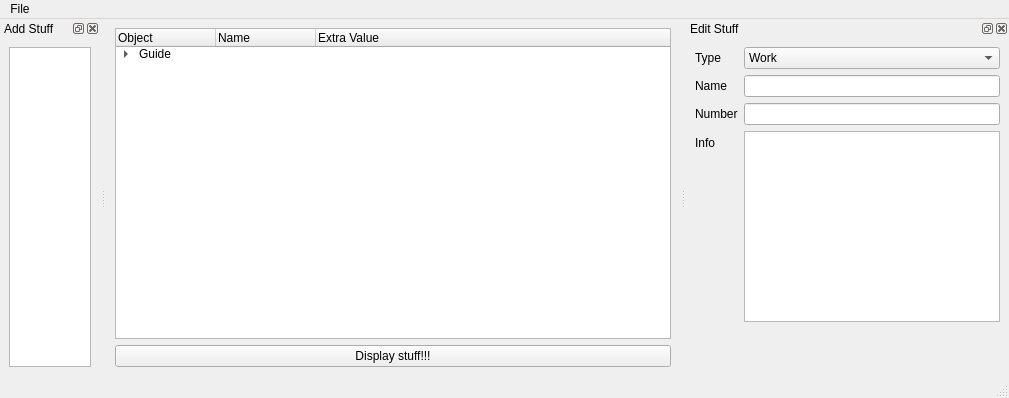
The window that StudyGuide/creator/Creator.ui (JesseRobot01/PlanGuidePlanner) describes before a commit, drawn with Qt 5.
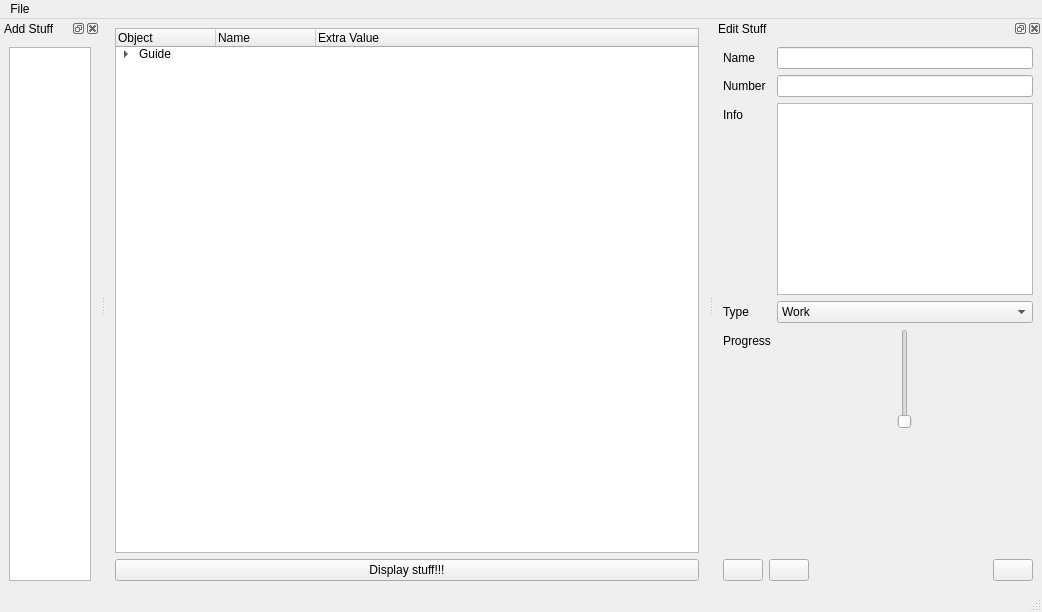
The same window after the commit. Icons and pictures are not drawn.

Commit message: Creator Improvements, Added delete button and scroll buttons, as well as a progress slider.

Diff of the .ui file:
```diff
--- a/StudyGuide/creator/Creator.ui
+++ b/StudyGuide/creator/Creator.ui
@@ -6,8 +6,8 @@
    <rect>
     <x>0</x>
     <y>0</y>
-    <width>1009</width>
-    <height>398</height>
+    <width>1042</width>
+    <height>612</height>
    </rect>
   </property>
   <property name="minimumSize">
@@ -26,7 +26,7 @@
    <set>QMainWindow::DockOption::AllowTabbedDocks|QMainWindow::DockOption::AnimatedDocks</set>
   </property>
   <widget class="QWidget" name="centralWidget">
-   <layout class="QHBoxLayout" name="horizontalLayout_2">
+   <layout class="QVBoxLayout" name="verticalLayout">
     <item>
      <layout class="QVBoxLayout" name="mainLayout">
       <item>
@@ -85,7 +85,7 @@
     <rect>
      <x>0</x>
      <y>0</y>
-     <width>1009</width>
+     <width>1042</width>
      <height>30</height>
     </rect>
    </property>
@@ -136,15 +136,47 @@
     <number>2</number>
    </attribute>
    <widget class="QWidget" name="editWidgetContent">
-    <layout class="QFormLayout" name="formLayout_2">
+    <layout class="QVBoxLayout" name="verticalLayout_2">
+     <item>
+      <layout class="QFormLayout" name="formContent">
+       <item row="0" column="0">
+        <widget class="QLabel" name="shortEditLabel">
+         <property name="text">
+          <string>Name</string>
+         </property>
+        </widget>
+       </item>
+       <item row="0" column="1">
+        <widget class="QLineEdit" name="shortEdit"/>
+       </item>
+       <item row="1" column="0">
+        <widget class="QLabel" name="extraEditLabel">
+         <property name="text">
+          <string>Number</string>
+         </property>
+        </widget>
+       </item>
+       <item row="1" column="1">
+        <widget class="QLineEdit" name="extraEdit"/>
+       </item>
      <item row="2" column="0">
+        <widget class="QLabel" name="longEditLabel">
+         <property name="text">
+          <string>Info</string>
+         </property>
+        </widget>
+       </item>
+       <item row="2" column="1">
+        <widget class="QPlainTextEdit" name="longEdit"/>
+       </item>
+       <item row="3" column="0">
       <widget class="QLabel" name="typeSelectorLabel">
        <property name="text">
         <string>Type</string>
        </property>
       </widget>
      </item>
-     <item row="2" column="1">
+       <item row="3" column="1">
       <widget class="QComboBox" name="typeSelector">
        <item>
         <property name="text">
@@ -173,48 +205,127 @@
        </item>
       </widget>
      </item>
-     <item row="7" column="0">
-      <widget class="QLabel" name="longEditLabel">
-       <property name="text">
-        <string>Info</string>
-       </property>
-      </widget>
-     </item>
-     <item row="7" column="1">
-      <widget class="QPlainTextEdit" name="longEdit"/>
-     </item>
-     <item row="8" column="1">
-      <spacer name="verticalSpacer">
-       <property name="orientation">
-        <enum>Qt::Orientation::Vertical</enum>
-       </property>
-       <property name="sizeHint" stdset="0">
-        <size>
-         <width>20</width>
-         <height>40</height>
-        </size>
-       </property>
-      </spacer>
-     </item>
      <item row="4" column="0">
-      <widget class="QLabel" name="shortEditLabel">
+        <widget class="QLabel" name="progressLabel">
        <property name="text">
-        <string>Name</string>
+          <string>Progress</string>
        </property>
       </widget>
      </item>
      <item row="4" column="1">
-      <widget class="QLineEdit" name="shortEdit"/>
-     </item>
-     <item row="6" column="0">
-      <widget class="QLabel" name="extraEditLabel">
+        <widget class="QSlider" name="progressSlider">
+         <property name="sizePolicy">
+          <sizepolicy hsizetype="Expanding" vsizetype="Expanding">
+           <horstretch>0</horstretch>
+           <verstretch>0</verstretch>
+          </sizepolicy>
+         </property>
+         <property name="minimumSize">
+          <size>
+           <width>0</width>
+           <height>100</height>
+          </size>
+         </property>
+         <property name="maximumSize">
+          <size>
+           <width>16777215</width>
+           <height>100</height>
+          </size>
+         </property>
+         <property name="maximum">
+          <number>2</number>
+         </property>
+         <property name="orientation">
+          <enum>Qt::Orientation::Vertical</enum>
+         </property>
+        </widget>
+       </item>
+       <item row="5" column="1">
+        <spacer name="verticalSpacer_2">
+         <property name="orientation">
+          <enum>Qt::Orientation::Vertical</enum>
+         </property>
+         <property name="sizeHint" stdset="0">
+          <size>
+           <width>20</width>
+           <height>40</height>
+          </size>
+         </property>
+        </spacer>
+       </item>
+      </layout>
+     </item>
+     <item>
+      <spacer name="verticalSpacer">
+       <property name="orientation">
+        <enum>Qt::Orientation::Vertical</enum>
+       </property>
+       <property name="sizeHint" stdset="0">
+        <size>
+         <width>20</width>
+         <height>40</height>
+        </size>
+       </property>
+      </spacer>
+     </item>
+     <item>
+      <layout class="QHBoxLayout" name="horizontalLayout">
+       <item>
+        <widget class="QPushButton" name="upButton">
+         <property name="sizePolicy">
+          <sizepolicy hsizetype="Minimum" vsizetype="Fixed">
+           <horstretch>0</horstretch>
+           <verstretch>0</verstretch>
+          </sizepolicy>
+         </property>
        <property name="text">
-        <string>Number</string>
-       </property>
-      </widget>
-     </item>
-     <item row="6" column="1">
-      <widget class="QLineEdit" name="extraEdit"/>
+          <string/>
+         </property>
+         <property name="icon">
+          <iconset theme="QIcon::ThemeIcon::GoUp"/>
+         </property>
+        </widget>
+       </item>
+       <item>
+        <widget class="QPushButton" name="downButton">
+         <property name="sizePolicy">
+          <sizepolicy hsizetype="Minimum" vsizetype="Fixed">
+           <horstretch>0</horstretch>
+           <verstretch>0</verstretch>
+          </sizepolicy>
+         </property>
+         <property name="text">
+          <string/>
+         </property>
+         <property name="icon">
+          <iconset theme="QIcon::ThemeIcon::GoDown"/>
+         </property>
+        </widget>
+       </item>
+       <item>
+        <spacer name="horizontalSpacer">
+         <property name="orientation">
+          <enum>Qt::Orientation::Horizontal</enum>
+         </property>
+         <property name="sizeHint" stdset="0">
+          <size>
+           <width>40</width>
+           <height>20</height>
+          </size>
+         </property>
+        </spacer>
+       </item>
+       <item>
+        <widget class="QPushButton" name="deleteButton">
+         <property name="text">
+          <string/>
+         </property>
+         <property name="icon">
+          <iconset theme="QIcon::ThemeIcon::EditDelete"/>
+         </property>
+        </widget>
+       </item>
+      </layout>
      </item>
     </layout>
    </widget>
```
Lines whose indentation alone changed are shown as unchanged. The commit also changes 2 other files.
